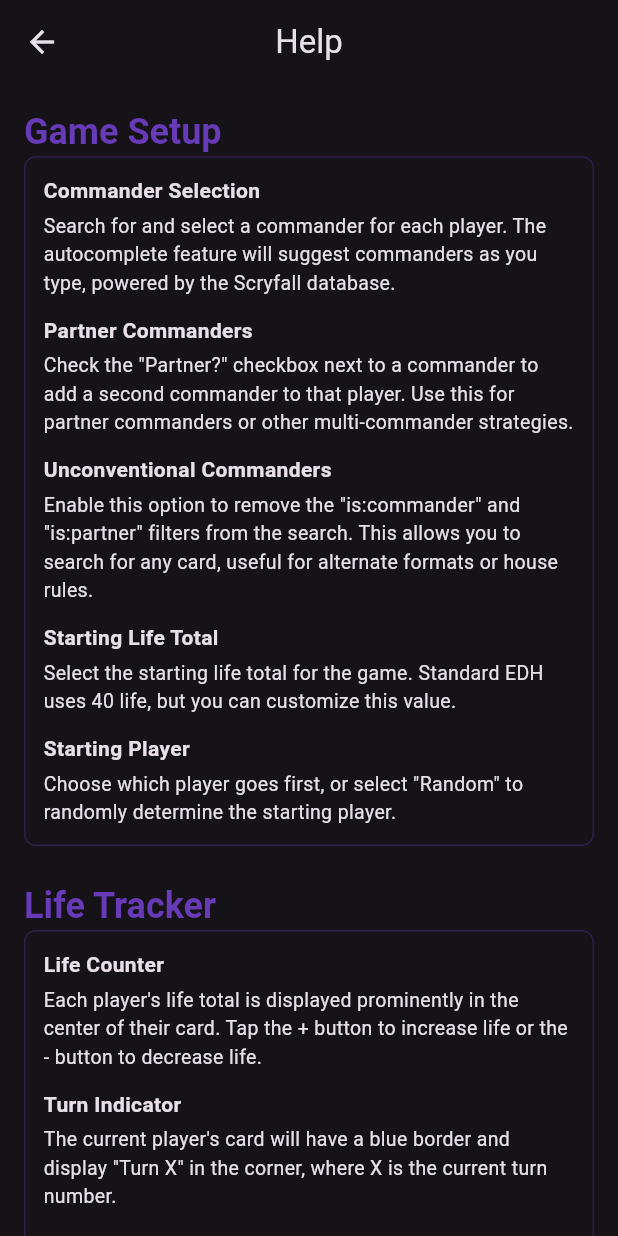
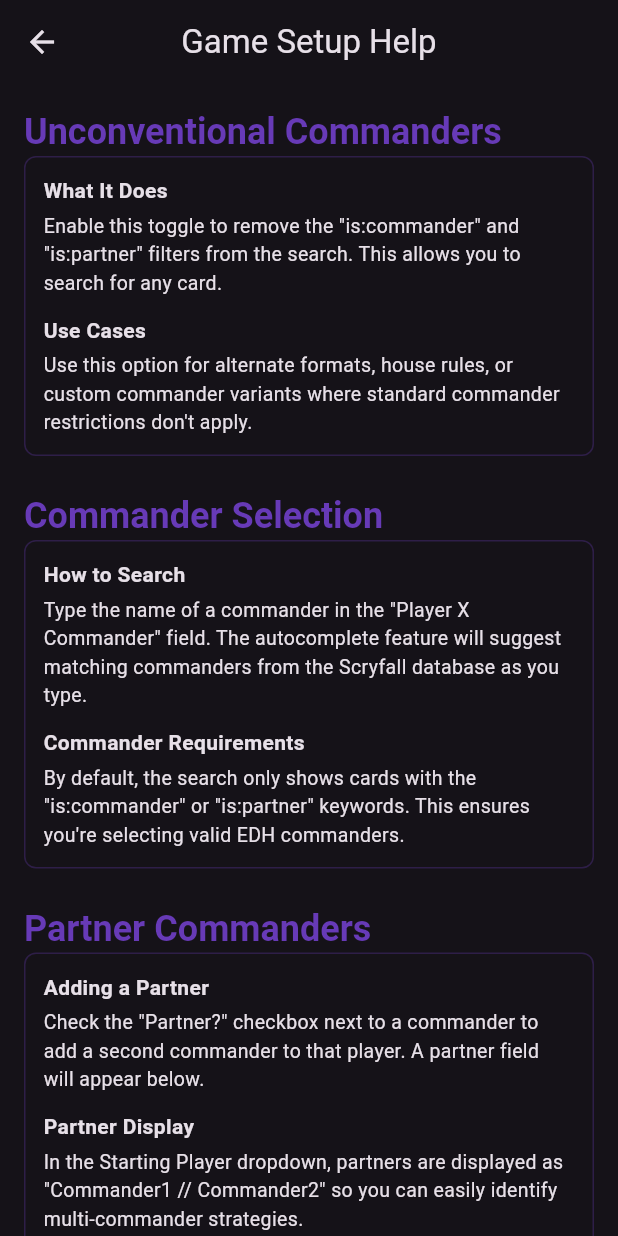
Before and after one commit to ryan-shah/edhtracker, a Flutter app: the screen it shows after launch, after a tap on the "help outline" icon, on a phone screen of 412 x 824 dp. Run offline on Flutter 3.47's test engine with Material 3 defaults, Android fonts, the phone set to English and light mode, and no system bars; our stand-ins replace flutter_typeahead, shared_preferences.

Commit message:
separate help pages

```diff
--- a/lib/game_setup_page.dart
+++ b/lib/game_setup_page.dart
@@ -1,7 +1,8 @@
 import 'dart:math';
 import 'package:flutter/material.dart';
+import 'package:flutter/services.dart';
 import 'commander_autocomplete.dart';
-import 'help_page.dart';
+import 'help_game_setup.dart';
 import 'life_tracker_page.dart';
 import 'utils.dart';
 import 'scryfall_service.dart';
@@ -36,6 +37,12 @@ class _GameSetupPageState extends State<GameSetupPage> {
   @override
   void initState() {
     super.initState();
+    // Lock to portrait mode
+    SystemChrome.setPreferredOrientations([
+      DeviceOrientation.portraitUp,
+      DeviceOrientation.portraitDown,
+    ]);
+
     // Initialize with provided data if available
     if (widget.initialPlayerNames != null &&
         widget.initialPartnerNames != null &&
@@ -156,7 +163,7 @@ class _GameSetupPageState extends State<GameSetupPage> {
             onPressed: () {
               Navigator.push(
                 context,
-                MaterialPageRoute(builder: (context) => const HelpPage()),
+                MaterialPageRoute(builder: (context) => const HelpGameSetup()),
               );
             },
           ),
--- /dev/null
+++ b/lib/help_game_setup.dart
@@ -0,0 +1,225 @@
+import 'package:flutter/material.dart';
+import 'package:flutter/services.dart';
+import 'constants.dart';
+
+/// Help page for the Game Setup screen.
+///
+/// Provides detailed information about:
+/// - Commander selection and autocomplete
+/// - Partner commanders
+/// - Unconventional commanders option
+/// - Starting life total selection
+/// - Starting player selection
+/// - Scryfall integration
+class HelpGameSetup extends StatefulWidget {
+  const HelpGameSetup({super.key});
+
+  @override
+  State<HelpGameSetup> createState() => _HelpGameSetupState();
+}
+
+class _HelpGameSetupState extends State<HelpGameSetup> {
+  @override
+  void initState() {
+    super.initState();
+    // Lock to portrait mode
+    SystemChrome.setPreferredOrientations([
+      DeviceOrientation.portraitUp,
+      DeviceOrientation.portraitDown,
+    ]);
+  }
+
+  @override
+  Widget build(BuildContext context) {
+    return Scaffold(
+      appBar: AppBar(
+        title: const Text('Game Setup Help'),
+        centerTitle: true,
+      ),
+      body: SingleChildScrollView(
+        child: Center(
+          child: ConstrainedBox(
+            constraints: const BoxConstraints(maxWidth: 600),
+            child: Padding(
+              padding: const EdgeInsets.all(16.0),
+              child: Column(
+                crossAxisAlignment: CrossAxisAlignment.start,
+                children: [
+                  _buildSectionTitle(context, 'Unconventional Commanders'),
+                  _buildSection(context, [
+                    _buildSectionContent(
+                      'What It Does',
+                      'Enable this toggle to remove the "is:commander" and "is:partner" filters from the search. This allows you to search for any card.',
+                    ),
+                    _buildSectionContent(
+                      'Use Cases',
+                      'Use this option for alternate formats, house rules, or custom commander variants where standard commander restrictions don\'t apply.',
+                    ),
+                  ]),
+                  const SizedBox(height: 24),
+                  _buildSectionTitle(context, 'Commander Selection'),
+                  _buildSection(context, [
+                    _buildSectionContent(
+                      'How to Search',
+                      'Type the name of a commander in the "Player X Commander" field. The autocomplete feature will suggest matching commanders from the Scryfall database as you type.',
+                    ),
+                    _buildSectionContent(
+                      'Commander Requirements',
+                      'By default, the search only shows cards with the "is:commander" or "is:partner" keywords. This ensures you\'re selecting valid EDH commanders.',
+                    ),
+                  ]),
+                  const SizedBox(height: 24),
+                  _buildSectionTitle(context, 'Partner Commanders'),
+                  _buildSection(context, [
+                    _buildSectionContent(
+                      'Adding a Partner',
+                      'Check the "Partner?" checkbox next to a commander to add a second commander to that player. A partner field will appear below.',
+                    ),
+                    _buildSectionContent(
+                      'Partner Display',
+                      'In the Starting Player dropdown, partners are displayed as "Commander1 // Commander2" so you can easily identify multi-commander strategies.',
+                    ),
+                  ]),
+                  const SizedBox(height: 24),
+                  _buildSectionTitle(context, 'Game Configuration'),
+                  _buildSection(context, [
+                    _buildSectionContent(
+                      'Starting Life Total',
+                      'Select the starting life total for the game. Standard EDH uses 40 life, but options range from 10 to 100 for flexible gameplay.',
+                    ),
+                    _buildSectionContent(
+                      'Starting Player',
+                      'Choose which player goes first. Select "Random" to automatically randomize the starting player, or pick a specific player.',
+                    ),
+                  ]),
+                  const SizedBox(height: 24),
+                  _buildSectionTitle(context, 'Scryfall Integration'),
+                  _buildSection(context, [
+                    _buildSectionContent(
+                      'Real-Time Search',
+                      'The app uses the Scryfall API to provide real-time search suggestions for commanders. Make sure you have internet connectivity for the best experience.',
+                    ),
+                    _buildSectionContent(
+                      'Card Art',
+                      'Once you select a commander, the app automatically fetches and displays their card art on the Life Tracker page. This adds visual flair to your game.',
+                    ),
+                    _buildSectionContent(
+                      'Card Art Caching',
+                      'Commander card art is cached locally on your device for offline access. Previously loaded images will still be available even without an internet connection.',
+                    ),
+                  ]),
+                  const SizedBox(height: 24),
+                  _buildSectionTitle(context, 'Tips'),
+                  _buildSection(context, [
+                    _buildTipContent(
+                      'Quick Start',
+                      'You can leave commander fields blank to use generic "Player X" names. These will be displayed on the Life Tracker page.',
+                    ),
+                    _buildTipContent(
+                      'Partial Search',
+                      'You don\'t need to type the full commander name. For example, typing "Zur" will find "Zur the Enchanter".',
+                    ),
+                    _buildTipContent(
+                      'Save Time',
+                      'After a game, you can start a new game with the same players/commanders. This saves you from re-entering all the information.',
+                    ),
+                  ]),
+                  const SizedBox(height: 24),
+                ],
+              ),
+            ),
+          ),
+        ),
+      ),
+    );
+  }
+
+  /// Builds a section title
+  Widget _buildSectionTitle(BuildContext context, String title) {
+    return Text(
+      title,
+      style: Theme.of(context).textTheme.headlineSmall?.copyWith(
+        fontWeight: FontWeight.bold,
+        color: UIConstants.buttonForegroundColor,
+      ),
+    );
+  }
+
+  /// Builds a section container with consistent styling
+  Widget _buildSection(BuildContext context, List<Widget> children) {
+    return Container(
+      padding: const EdgeInsets.all(12.0),
+      decoration: BoxDecoration(
+        border: Border.all(color: UIConstants.buttonForegroundColor.withOpacity(0.3)),
+        borderRadius: BorderRadius.circular(8.0),
+      ),
+      child: Column(
+        crossAxisAlignment: CrossAxisAlignment.start,
+        children: children.expand((widget) {
+          final index = children.indexOf(widget);
+          if (index == children.length - 1) {
+            return [widget];
+          }
+          return [widget, const SizedBox(height: 12.0)];
+        }).toList(),
+      ),
+    );
+  }
+
+  /// Builds a standard section content item with title and description
+  Widget _buildSectionContent(String title, String description) {
+    return Column(
+      crossAxisAlignment: CrossAxisAlignment.start,
+      children: [
+        Text(
+          title,
+          style: const TextStyle(
+            fontWeight: FontWeight.bold,
+            fontSize: 14,
+          ),
+        ),
+        const SizedBox(height: 4.0),
+        Text(
+          description,
+          style: const TextStyle(fontSize: 13),
+        ),
+      ],
+    );
+  }
+
+  /// Builds a tip item with a lightbulb icon
+  Widget _buildTipContent(String title, String description) {
+    return Row(
+      crossAxisAlignment: CrossAxisAlignment.start,
+      children: [
+        Padding(
+          padding: const EdgeInsets.only(top: 2.0, right: 8.0),
+          child: Icon(
+            Icons.lightbulb_outline,
+            size: 16,
+            color: UIConstants.buttonForegroundColor.withOpacity(0.7),
+          ),
+        ),
+        Expanded(
+          child: Column(
+            crossAxisAlignment: CrossAxisAlignment.start,
+            children: [
+              Text(
+                title,
+                style: const TextStyle(
+                  fontWeight: FontWeight.bold,
+                  fontSize: 14,
+                ),
+              ),
+              const SizedBox(height: 2.0),
+              Text(
+                description,
+                style: const TextStyle(fontSize: 13),
+              ),
+            ],
+          ),
+        ),
+      ],
+    );
+  }
+}
--- a/lib/help_page.dart
+++ b/lib/help_life_tracker.dart
@@ -1,21 +1,33 @@
 import 'package:flutter/material.dart';
 import 'constants.dart';
 
-/// Help page that explains the functionality of the EDH Tracker application.
+/// Help page for the Life Tracker screen.
 ///
 /// Provides detailed information about:
-/// - Game Setup page features and options
-/// - Life Tracker page controls and interactions
-/// - Various tracking tools (Commander Damage, Counters, Actions)
+/// - Life counter and tracking
+/// - Turn management
+/// - Turn timer
+/// - Menu controls
+/// - Tracking tools (Commander Damage, Counters, Actions)
 /// - Tips and best practices
-class HelpPage extends StatelessWidget {
-  const HelpPage({super.key});
+class HelpLifeTracker extends StatefulWidget {
+  const HelpLifeTracker({super.key});
+
+  @override
+  State<HelpLifeTracker> createState() => _HelpLifeTrackerState();
+}
+
+class _HelpLifeTrackerState extends State<HelpLifeTracker> {
+  @override
+  void initState() {
+    super.initState();
+  }
 
   @override
   Widget build(BuildContext context) {
     return Scaffold(
       appBar: AppBar(
-        title: const Text('Help'),
+        title: const Text('Life Tracker Help'),
         centerTitle: true,
       ),
       body: SingleChildScrollView(
@@ -27,51 +39,51 @@ class HelpPage extends StatelessWidget {
               child: Column(
                 crossAxisAlignment: CrossAxisAlignment.start,
                 children: [
-                  _buildSectionTitle(context, 'Game Setup'),
+                  _buildSectionTitle(context, 'Life Tracking'),
                   _buildSection(context, [
                     _buildSectionContent(
-                      'Commander Selection',
-                      'Search for and select a commander for each player. The autocomplete feature will suggest commanders as you type, powered by the Scryfall database.',
+                      'Life Counter',
+                      'Each player\'s life total is displayed prominently in the center of their card. This is the primary focus of the tracker.',
                     ),
                     _buildSectionContent(
-                      'Partner Commanders',
-                      'Check the "Partner?" checkbox next to a commander to add a second commander to that player. Use this for partner commanders or other multi-commander strategies.',
+                      'Adjusting Life',
+                      'Tap the + button to increase life or the - button to decrease life. You can also enter a custom value by tapping directly on the life total.',
                     ),
                     _buildSectionContent(
-                      'Unconventional Commanders',
-                      'Enable this option to remove the "is:commander" and "is:partner" filters from the search. This allows you to search for any card, useful for alternate formats or house rules.',
-                    ),
-                    _buildSectionContent(
-                      'Starting Life Total',
-                      'Select the starting life total for the game. Standard EDH uses 40 life, but you can customize this value.',
-                    ),
-                    _buildSectionContent(
-                      'Starting Player',
-                      'Choose which player goes first, or select "Random" to randomly determine the starting player.',
+                      'Commander Art Display',
+                      'If commanders were selected during setup, their card art will be displayed in the background of each player\'s card for visual reference.',
                     ),
                   ]),
                   const SizedBox(height: 24),
-                  _buildSectionTitle(context, 'Life Tracker'),
+                  _buildSectionTitle(context, 'Turn Management'),
                   _buildSection(context, [
                     _buildSectionContent(
-                      'Life Counter',
-                      'Each player\'s life total is displayed prominently in the center of their card. Tap the + button to increase life or the - button to decrease life.',
+                      'Current Turn Indicator',
+                      'The active player\'s card has a blue border and displays "Turn X" in the corner, where X is the current turn number.',
                     ),
                     _buildSectionContent(
-                      'Turn Indicator',
-                      'The current player\'s card will have a blue border and display "Turn X" in the corner, where X is the current turn number.',
+                      'Advancing Turns',
+                      'Tap any player card to advance to the next player\'s turn. This moves the turn indicator and resets the turn timer.',
                     ),
                     _buildSectionContent(
-                      'Turn Timer',
-                      'The active player\'s card displays a timer tracking the duration of their turn. This helps monitor game pace and can be toggled on or off from the main menu.',
+                      'Undoing Turns',
+                      'Long-press any player card to undo the last turn progression. This reverts the game state to the beginning of the previous turn, including all tracked values.',
+                    ),
+                  ]),
+                  const SizedBox(height: 24),
+                  _buildSectionTitle(context, 'Turn Timer'),
+                  _buildSection(context, [
+                    _buildSectionContent(
+                      'Timer Display',
+                      'The active player\'s card displays a timer showing how long their current turn has been running. This helps monitor game pace.',
                     ),
                     _buildSectionContent(
-                      'Advancing & Undoing Turns',
-                      'Tap any player card to advance to the next player\'s turn. Long-press any player card to undo the last turn progression and revert the game state to the beginning of the current turn.',
+                      'Toggle Timer Visibility',
+                      'Use the timer button in the main menu (left icon) to toggle the timer display on or off. The timer still tracks time internally when hidden.',
                     ),
                     _buildSectionContent(
-                      'Commander Art Display',
-                      'If commanders were selected during setup, their card art will be displayed in the background of each player\'s card.',
+                      'Timer Reset',
+                      'The timer automatically resets when advancing to the next player\'s turn.',
                     ),
                   ]),
                   const SizedBox(height: 24),
@@ -79,26 +91,32 @@ class HelpPage extends StatelessWidget {
                   _buildSection(context, [
                     _buildToolSection(
                       context,
-                      'Help (Top)',
-                      'Opens this help page to guide you through the application\'s features.',
+                      'Help Button (Top)',
+                      'Opens this help page to guide you through the Life Tracker\'s features.',
                       Icons.help_outline,
                     ),
                     _buildToolSection(
                       context,
-                      'New Game (Right)',
-                      'Resets the match. You can choose to start a new game with the same players/commanders or clear everything to start fresh.',
+                      'New Game Button (Right)',
+                      'Ends the current game and returns to the setup screen. Choose to start with the same players or clear everything for a fresh start.',
                       Icons.restart_alt,
                     ),
                     _buildToolSection(
                       context,
-                      'Toggle Timer (Left)',
+                      'Timer Toggle Button (Left)',
                       'Toggles the visibility of the turn timer on the active player\'s card.',
                       Icons.timer,
                     ),
                     _buildToolSection(
                       context,
-                      'Menu Toggle (Center)',
-                      'Taps to expand or collapse the central control menu.',
+                      'Complete Game Button (Bottom)',
+                      'Marks the current game as complete and logs the final game data.',
+                      Icons.check_circle_outline,
+                    ),
+                    _buildToolSection(
+                      context,
+                      'Menu Button (Center)',
+                      'Expands or collapses the central control menu to show/hide the action buttons.',
                       Icons.menu,
                     ),
                   ]),
@@ -107,8 +125,8 @@ class HelpPage extends StatelessWidget {
                   _buildSection(context, [
                     _buildToolSection(
                       context,
-                      'Cmdr Dmg (Commander Damage)',
-                      'Track damage dealt by each opponent\'s commander. Tap the "Cmdr Dmg" button to open an overlay. Note: In regular EDH, 21 commander damage from a single commander causes that player to lose.',
+                      'Commander Damage (Cmdr Dmg)',
+                      'Track damage dealt by each opponent\'s commander. Tap the "Cmdr Dmg" button to open an overlay. Note: In standard EDH, 21 commander damage from a single commander causes that player to lose.',
                       Icons.shield,
                     ),
                     _buildToolSection(
@@ -124,7 +142,7 @@ class HelpPage extends StatelessWidget {
                       '• Life Paid: Tracks life points paid for effects (e.g., Necropotence, Phyrexian mana).\n'
                       '• Cards Milled: Counts the number of cards milled from libraries.\n'
                       '• Extra Turns: Tracks extra turns taken by the player.\n'
-                      '• Cards Drawn: Tracks the number of cards drawn. This counter automatically increments by one at the start of each player\'s turn.',
+                      '• Cards Drawn: Automatically increments at the start of each turn, but can be manually adjusted.',
                       Icons.track_changes,
                     ),
                   ]),
@@ -133,35 +151,23 @@ class HelpPage extends StatelessWidget {
                   _buildSection(context, [
                     _buildTipContent(
                       'Quick Navigation',
-                      'Use a single tap on any player card to advance turns and a long-press to undo the last turn. This is faster than using an app menu.',
+                      'Use a single tap to advance turns and long-press to undo. This is faster than using the menu.',
                     ),
                     _buildTipContent(
-                      'Undo Functionality',
-                      'The undo feature reverts all game state changes from the current turn, including life totals, counter values, and turn progression. Use it to correct mistakes quickly.',
+                      'Undo for Mistakes',
+                      'The undo feature reverts all game state changes from the current turn, including life totals and counter values. Use it to correct mistakes quickly.',
                     ),
                     _buildTipContent(
                       'Overlay Management',
                       'Only one overlay can be visible at a time. Opening a new overlay will close any previously open one. Close overlays with the red X button.',
                     ),
                     _buildTipContent(
-                      'Life Paid vs Life Total',
-                      'When you tap the + button in the "Life Paid" overlay, it both increments the life paid counter and decrements your actual life total.',
+                      'Life Paid Mechanics',
+                      'When you increment "Life Paid", it both adds to the life paid counter AND decrements your actual life total.',
                     ),
                     _buildTipContent(
-                      'Screen Orientation',
-                      'The app is locked in landscape mode for easy viewing when placed on a table during gameplay.',
-                    ),
-                  ]),
-                  const SizedBox(height: 24),
-                  _buildSectionTitle(context, 'Scryfall Integration'),
-                  _buildSection(context, [
-                    _buildSectionContent(
-                      'Commander Search',
-                      'The app uses the Scryfall API to provide real-time search suggestions for commanders. Make sure you have internet connectivity for the best experience.',
-                    ),
-                    _buildSectionContent(
-                      'Card Art Caching',
-                      'Commander card art is cached locally on your device for offline access. Previously loaded images will still be available even without an internet connection.',
+                      'Table Placement',
+                      'The app is locked in landscape mode for easy viewing when placed on a table during gameplay. This keeps the orientation stable.',
                     ),
                   ]),
                   const SizedBox(height: 24),
--- a/lib/life_tracker_page.dart
+++ b/lib/life_tracker_page.dart
@@ -1,9 +1,10 @@
 import 'dart:async'; // Import for Timer
 import 'package:flutter/material.dart';
+import 'package:flutter/services.dart';
 
 import 'game_logger.dart'; // Import the new game logger
 import 'game_setup_page.dart';
-import 'help_page.dart';
+import 'help_life_tracker.dart';
 import 'player_card.dart';
 
 class LifeTrackerPage extends StatefulWidget {
@@ -50,6 +51,10 @@ class _LifeTrackerPageState extends State<LifeTrackerPage> {
   @override
   void initState() {
     super.initState();
+    SystemChrome.setPreferredOrientations([
+      DeviceOrientation.landscapeLeft,
+      DeviceOrientation.landscapeRight,
+    ]);
     _currentPlayerIndex = widget.startingPlayerIndex;
     _currentTurnStartTime = DateTime.now(); // Initialize turn start time
     _isTimerEnabled = true; // Timer is enabled by default
@@ -346,7 +351,7 @@ class _LifeTrackerPageState extends State<LifeTrackerPage> {
                               Navigator.push(
                                 context,
                                 MaterialPageRoute(
-                                  builder: (context) => const HelpPage(),
+                                  builder: (context) => const HelpLifeTracker(),
                                 ),
                               );
                             },
```
